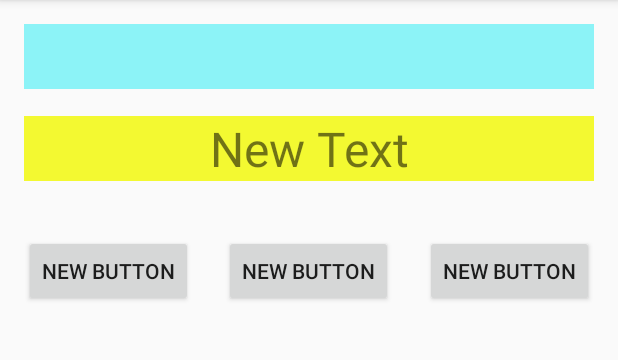
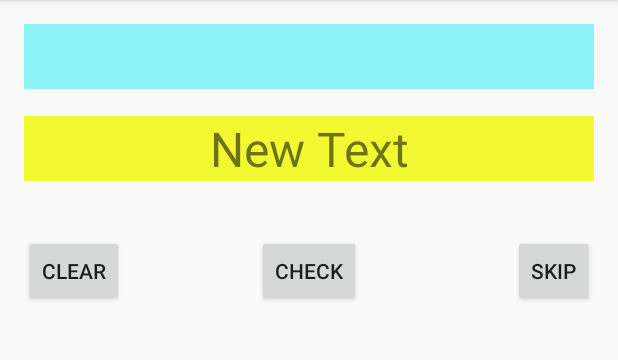
Before and after one commit to AlohaAndy/TeamFLOYD_Project2, an Android app: the Gameplay screen opened directly, with no data from a screen before it, on a phone screen of 412 x 824 dp, the part 84-444 px from its top. Run offline under Robolectric (Android 15) with nearby library versions, the phone set to English and light mode, and no system bars.

Commit message:
Made gameplay activity buttons clickable, added text

```diff
--- a/app/src/main/java/com/example/salazar32/teamfloyd_project2/Gameplay.java
+++ b/app/src/main/java/com/example/salazar32/teamfloyd_project2/Gameplay.java
@@ -11,4 +11,6 @@ public class Gameplay extends AppCompatActivity {
         super.onCreate(savedInstanceState);
         setContentView(R.layout.gameplay);
     }
+
+
 }
--- a/app/src/main/res/layout/gameplay.xml
+++ b/app/src/main/res/layout/gameplay.xml
@@ -36,31 +36,34 @@
         style="?android:attr/buttonStyleSmall"
         android:layout_width="wrap_content"
         android:layout_height="wrap_content"
-        android:text="New Button"
-        android:id="@+id/button"
+        android:text="Clear"
+        android:id="@+id/buttonClear"
         android:layout_marginTop="36dp"
         android:layout_alignWithParentIfMissing="true"
         android:layout_below="@+id/textView2"
-        android:layout_alignParentStart="true" />
+        android:layout_alignParentStart="true"
+        android:clickable="true" />
 
     <Button
         style="?android:attr/buttonStyleSmall"
         android:layout_width="wrap_content"
         android:layout_height="wrap_content"
-        android:text="New Button"
-        android:id="@+id/button2"
+        android:text="Check"
+        android:id="@+id/buttonCheck"
         android:layout_alignWithParentIfMissing="true"
-        android:layout_alignTop="@+id/button"
-        android:layout_centerHorizontal="true" />
+        android:layout_alignTop="@+id/buttonClear"
+        android:layout_centerHorizontal="true"
+        android:clickable="true" />
 
     <Button
         style="?android:attr/buttonStyleSmall"
         android:layout_width="wrap_content"
         android:layout_height="wrap_content"
-        android:text="New Button"
-        android:id="@+id/button3"
+        android:text="Skip"
+        android:id="@+id/buttonSkip"
         android:layout_alignWithParentIfMissing="true"
-        android:layout_alignBottom="@+id/button2"
-        android:layout_alignParentEnd="true" />
+        android:layout_alignBottom="@+id/buttonCheck"
+        android:layout_alignParentEnd="true"
+        android:clickable="true" />
 
 </RelativeLayout>
```
Also changed, not shown: 1 other file.
